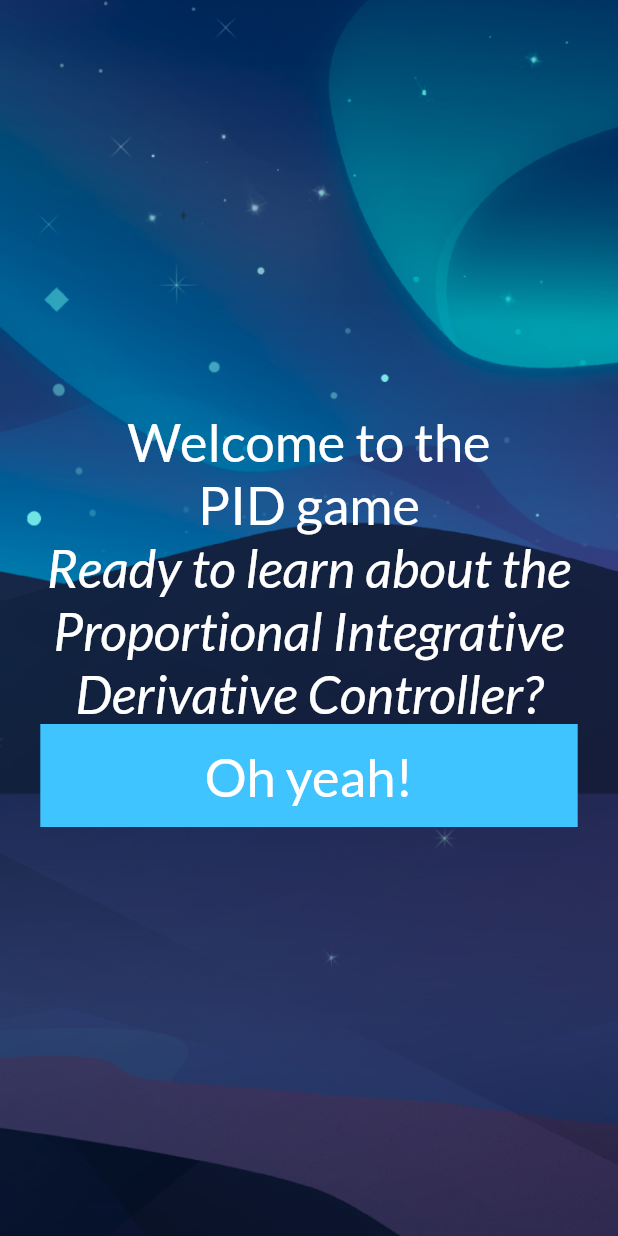
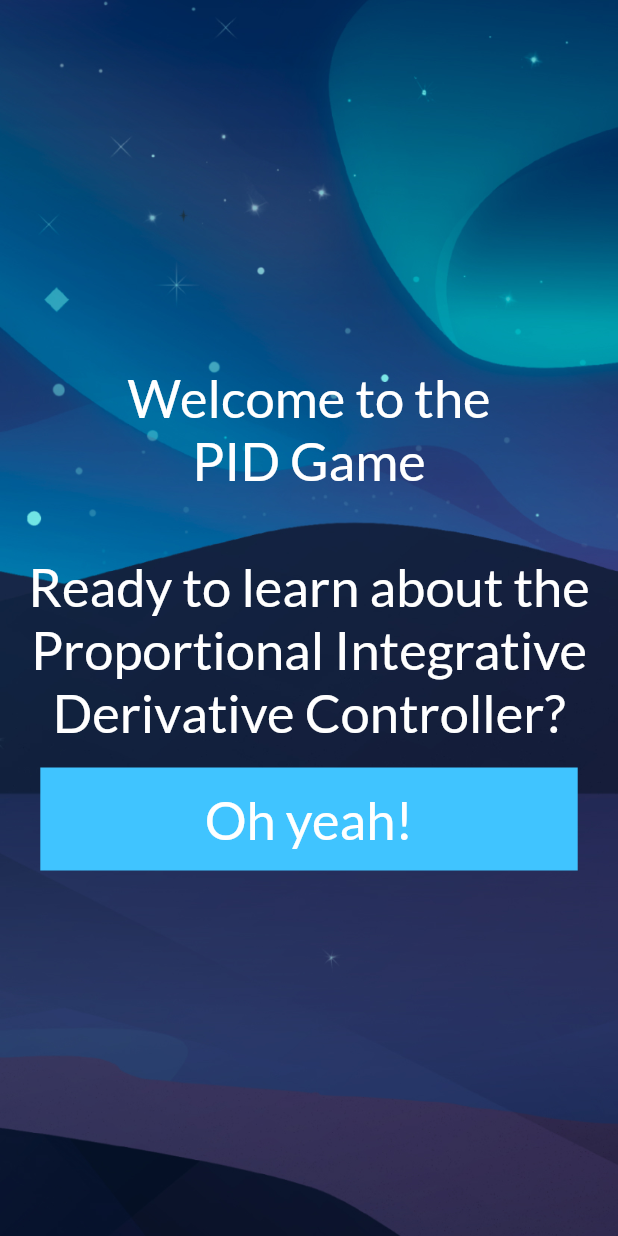
Before and after one commit to Yaa-ai-Public/PID_Controller_Game, a Flutter app: the screen it shows after launch, on a phone screen of 412 x 824 dp. Run offline on Flutter 3.47's test engine with Material 2 defaults, Android fonts, the phone set to English and light mode, and no system bars; our stand-ins replace google_fonts.

Commit message:
Pid 1 (#1)
* Edits to Screen1.dart and iOS files

* Change naming of landing page

```diff
--- a/lib/Screen2.dart
+++ b/lib/Screen2.dart
@@ -1,6 +1,5 @@
 import 'package:flutter/material.dart';
 import 'package:pid_controller/animatedScreen.dart';
-import 'Screen1.dart';
 
 class screen2 extends StatefulWidget {
   const screen2({Key key}) : super(key: key);
--- a/lib/Screen1.dart
+++ b/lib/landing_page.dart
@@ -3,14 +3,7 @@
 
 import 'Screen2.dart';
 
-class screen1 extends StatefulWidget {
-  const screen1({Key key}) : super(key: key);
-
-  @override
-  _screen1State createState() => _screen1State();
-}
-
-class _screen1State extends State<screen1> {
+class LandingPage extends StatelessWidget {
   @override
   Widget build(BuildContext context) {
     return Scaffold(
@@ -30,7 +23,10 @@
               children: [
                 Center(
                   child: Text(
-                    "Welcome to the ",
+                    "Welcome to the\n"
+                    "PID Game\n\n"
+                    "Ready to learn about the "
+                    "Proportional Integrative Derivative Controller?",
                     style: TextStyle(
                       fontSize: 35,
                       color: Colors.white,
@@ -38,28 +34,7 @@
                     textAlign: TextAlign.center,
                   ),
                 ),
-                Center(
-                  child: Text(
-                    "PID game ",
-                    style: TextStyle(
-                      fontSize: 35,
-                      color: Colors.white,
-                    ),
-                    textAlign: TextAlign.center,
-                  ),
-                ),
-                Center(
-                  child: Text(
-                    "Ready to learn about the Proportional Integrative Derivative Controller?",
-                    style: TextStyle(
-                      fontStyle: FontStyle.italic,
-                      fontWeight: FontWeight.w200,
-                      fontSize: 35,
-                      color: Colors.white,
-                    ),
-                    textAlign: TextAlign.center,
-                  ),
-                ),
+                SizedBox(height: 16.0),
                 Center(
                   child: GestureDetector(
                       onTap: () {
--- a/lib/main.dart
+++ b/lib/main.dart
@@ -1,15 +1,13 @@
 import 'package:flutter/material.dart';
 import 'package:google_fonts/google_fonts.dart';
 
-import 'Screen1.dart';
-
+import 'landing_page.dart';
 
 void main() {
   runApp(MyApp());
 }
 
 class MyApp extends StatelessWidget {
-  // This widget is the root of your application.
   @override
   Widget build(BuildContext context) {
     return MaterialApp(
@@ -17,24 +15,10 @@
       theme: ThemeData(
         textTheme: GoogleFonts.latoTextTheme(
         Theme.of(context).textTheme,),
-
-        // This is the theme of your application.
-        //
-        // Try running your application with "flutter run". You'll see the
-        // application has a blue toolbar. Then, without quitting the app, try
-        // changing the primarySwatch below to Colors.green and then invoke
-        // "hot reload" (press "r" in the console where you ran "flutter run",
-        // or simply save your changes to "hot reload" in a Flutter IDE).
-        // Notice that the counter didn't reset back to zero; the application
-        // is not restarted.
         primarySwatch: Colors.amber,
-        // This makes the visual density adapt to the platform that you run
-        // the app on. For desktop platforms, the controls will be smaller and
-        // closer together (more dense) than on mobile platforms.
-
         visualDensity: VisualDensity.adaptivePlatformDensity,
       ),
-      home: screen1(
+      home: LandingPage(
       ),
     );
   }
```
Also changed, not shown: pubspec.lock, 6 other files.
